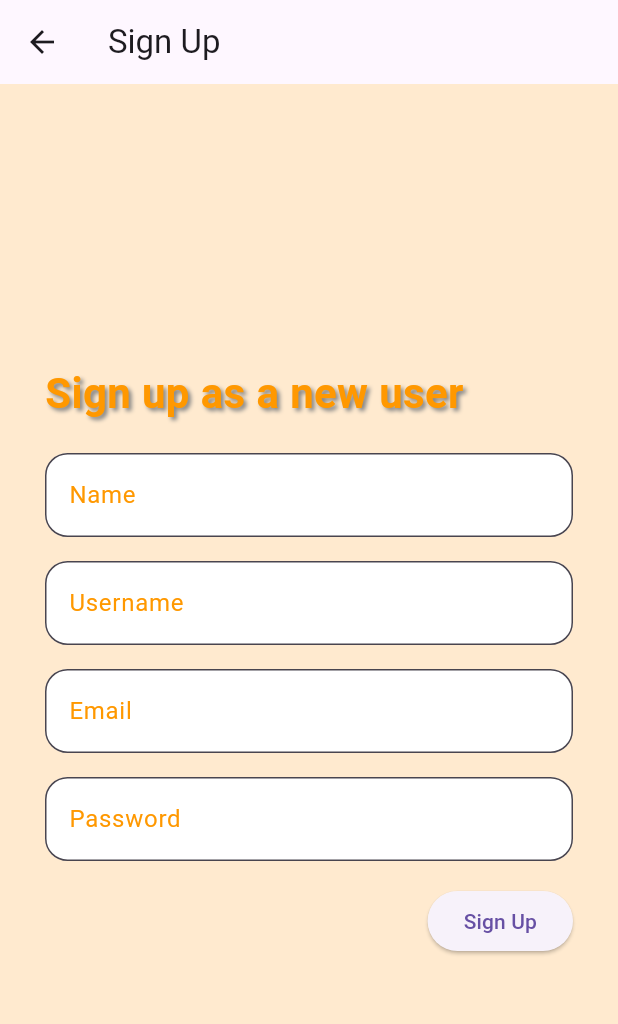
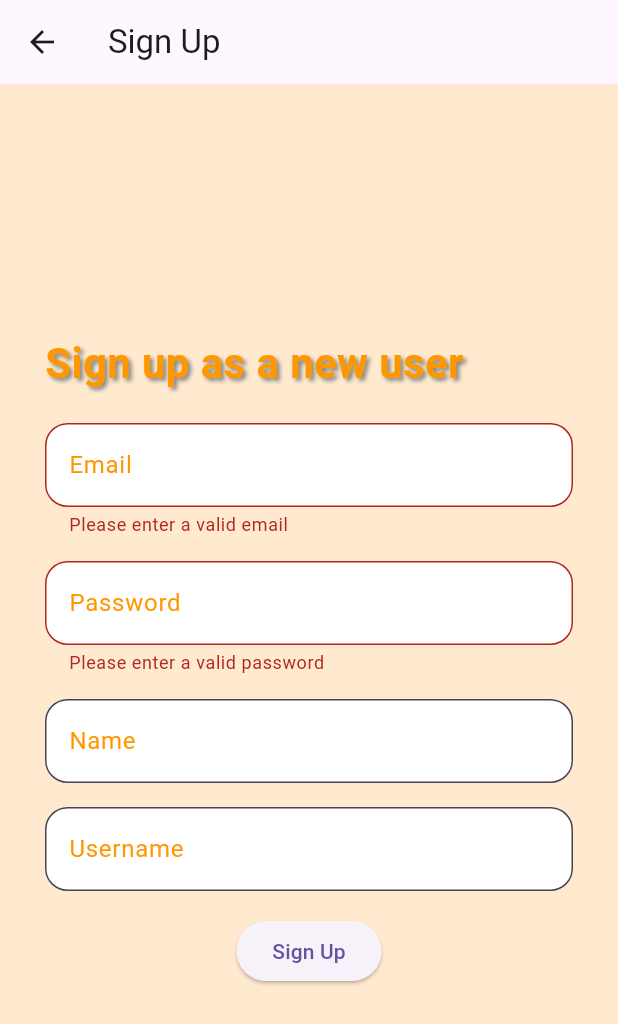
Before and after one commit to nicholaschong03/MAE-Assignment, a Flutter app: the SignUpPage screen opened directly, after a tap on "Sign Up", on a phone screen of 412 x 824 dp. Shown: the top 1024 px of the screen. Run offline on Flutter 3.47's test engine with Material 3 defaults, Android fonts, the phone set to English and light mode, and no system bars; our stand-ins replace cloud_firestore, firebase_auth, firebase_core; accounts and stored records are empty.

Commit message:
fully function login page, with connect to firebase

```diff
--- a/lib/Loginpage/signup.dart
+++ b/lib/Loginpage/signup.dart
@@ -1,4 +1,6 @@
 import 'package:flutter/material.dart';
+import 'package:firebase_auth/firebase_auth.dart';
+import 'package:cloud_firestore/cloud_firestore.dart';
 
 class SignUpPage extends StatefulWidget {
   @override
@@ -6,10 +8,64 @@ class SignUpPage extends StatefulWidget {
 }
 
 class _SignUpPageState extends State<SignUpPage> {
-  TextEditingController _nameController = TextEditingController();
-  TextEditingController _usernameController = TextEditingController();
-  TextEditingController _emailController = TextEditingController();
-  TextEditingController _passwordController = TextEditingController();
+  final TextEditingController _emailController = TextEditingController();
+  final TextEditingController _passwordController = TextEditingController();
+  final TextEditingController _nameController = TextEditingController();
+  final TextEditingController _usernameController = TextEditingController();
+
+  bool _isEmailValid = true;
+  bool _isPasswordValid = true;
+
+  void _validateInputs() {
+    setState(() {
+      _isEmailValid = _emailController.text.isNotEmpty;
+      _isPasswordValid = _passwordController.text.isNotEmpty;
+    });
+
+    if (_isEmailValid && _isPasswordValid) {
+      _signUpUser();
+    }
+  }
+
+  Future<void> _signUpUser() async {
+    try {
+      // Create user with Firebase Authentication
+      UserCredential userCredential = await FirebaseAuth.instance.createUserWithEmailAndPassword(
+        email: _emailController.text,
+        password: _passwordController.text,
+      );
+
+      // Store user data in Firestore
+      await FirebaseFirestore.instance.collection('users').doc(userCredential.user?.uid).set({
+        'email': _emailController.text,
+        'role': 'foodie', // Default role, you can change it based on your logic
+        'name': _nameController.text,
+        'username': _usernameController.text,
+      });
+
+      // Redirect to specific page based on role
+      _redirectToPageBasedOnRole(userCredential.user?.uid);
+    } catch (e) {
+      print('Failed to sign up: $e');
+      // Handle error (e.g., show a Snackbar)
+      ScaffoldMessenger.of(context).showSnackBar(SnackBar(
+        content: Text('Sign up failed: $e'),
+      ));
+    }
+  }
+
+  Future<void> _redirectToPageBasedOnRole(String? userId) async {
+    if (userId == null) return;
+
+    DocumentSnapshot userDoc = await FirebaseFirestore.instance.collection('users').doc(userId).get();
+    String userRole = userDoc.get('role');
+
+    if (userRole == 'admin') {
+      Navigator.pushReplacementNamed(context, '/adminPage');
+    } else {
+      Navigator.pushReplacementNamed(context, '/userPage');
+    }
+  }
 
   @override
   Widget build(BuildContext context) {
@@ -28,7 +84,7 @@ class _SignUpPageState extends State<SignUpPage> {
             const Align(
               alignment: Alignment.centerLeft,
               child: Text(
-                'Sign up as a new user', // Changed title
+                'Sign up as a new user',
                 style: TextStyle(
                   color: Colors.orange,
                   fontSize: 28.0,
@@ -46,6 +102,39 @@ class _SignUpPageState extends State<SignUpPage> {
             ),
             const SizedBox(height: 20.0),
             TextField(
+              controller: _emailController,
+              decoration: InputDecoration(
+                labelText: 'Email',
+                errorText: _isEmailValid ? null : 'Please enter a valid email',
+                border: const OutlineInputBorder(
+                  borderRadius: BorderRadius.all(Radius.circular(15)),
+                ),
+                filled: true,
+                fillColor: Colors.white,
+                labelStyle: const TextStyle(
+                  color: Colors.orange,
+                ),
+              ),
+            ),
+            const SizedBox(height: 16.0),
+            TextField(
+              controller: _passwordController,
+              decoration: InputDecoration(
+                labelText: 'Password',
+                errorText: _isPasswordValid ? null : 'Please enter a valid password',
+                border: const OutlineInputBorder(
+                  borderRadius: BorderRadius.all(Radius.circular(15)),
+                ),
+                filled: true,
+                fillColor: Colors.white,
+                labelStyle: const TextStyle(
+                  color: Colors.orange,
+                ),
+              ),
+              obscureText: true,
+            ),
+            const SizedBox(height: 16.0),
+            TextField(
               controller: _nameController,
               decoration: const InputDecoration(
                 labelText: 'Name',
@@ -59,7 +148,7 @@ class _SignUpPageState extends State<SignUpPage> {
                 ),
               ),
             ),
-            const SizedBox(height: 16.0), // Add space between text fields
+            const SizedBox(height: 16.0),
             TextField(
               controller: _usernameController,
               decoration: const InputDecoration(
@@ -74,59 +163,10 @@ class _SignUpPageState extends State<SignUpPage> {
                 ),
               ),
             ),
-            const SizedBox(height: 16.0), // Add space between text fields
-            TextField(
-              controller: _emailController,
-              decoration: const InputDecoration(
-                labelText: 'Email',
-                border: OutlineInputBorder(
-                  borderRadius: BorderRadius.all(Radius.circular(15)),
-                ),
-                filled: true,
-                fillColor: Colors.white,
-                labelStyle: TextStyle(
-                  color: Colors.orange,
-                ),
-              ),
-            ),
-            const SizedBox(height: 16.0), // Add space between text fields
-            TextField(
-              controller: _passwordController,
-              decoration: const InputDecoration(
-                labelText: 'Password',
-                border: OutlineInputBorder(
-                  borderRadius: BorderRadius.all(Radius.circular(15)),
-                ),
-                filled: true,
-                fillColor: Colors.white,
-                labelStyle: TextStyle(
-                  color: Colors.orange,
-                ),
-              ),
-              obscureText: true,
-            ),
             const SizedBox(height: 16.0),
-            Align(
-              alignment: Alignment.centerRight,
-              child: ElevatedButton(
-                onPressed: () {
-                  // Perform sign up logic here
-                  String name = _nameController.text;
-                  String username = _usernameController.text;
-                  String email = _emailController.text;
-                  String password = _passwordController.text;
-
-                  // Validate and process the user input
-                  // ...
-
-                  // Clear the text fields
-                  _nameController.clear();
-                  _usernameController.clear();
-                  _emailController.clear();
-                  _passwordController.clear();
-                },
-                child: const Text('Sign Up'),
-              ),
+            ElevatedButton(
+              onPressed: _validateInputs,
+              child: const Text('Sign Up'),
             ),
           ],
         ),
--- a/lib/main.dart
+++ b/lib/main.dart
@@ -1,7 +1,10 @@
+import 'package:firebase_core/firebase_core.dart';
 import 'package:flutter/material.dart';
 import 'package:jom_eat_project/Loginpage/login.dart';
 
-void main() {
+void main() async {
+  WidgetsFlutterBinding.ensureInitialized();
+  await Firebase.initializeApp();
   runApp(const MyApp());
 }
 
--- a/pubspec.yaml
+++ b/pubspec.yaml
@@ -30,12 +30,14 @@ environment:
 dependencies:
   flutter:
     sdk: flutter
-
-
   # The following adds the Cupertino Icons font to your application.
   # Use with the CupertinoIcons class for iOS style icons.
   cupertino_icons: ^1.0.6
   material: ^1.0.0+2
+  firebase_core: ^2.32.0
+  firebase_auth: ^4.20.0
+  cloud_firestore: ^4.17.5
+  firebase_database: ^10.5.7
 
 dev_dependencies:
   flutter_test:
```
Also changed, not shown: lib/Loginpage/login.dart (+79 -13 lines), lib/adminpage/adminpage.dart (added, +39 -0 lines), firebase.json (added), lib/firebase_options.dart (added), pubspec.lock, 6 other files.
